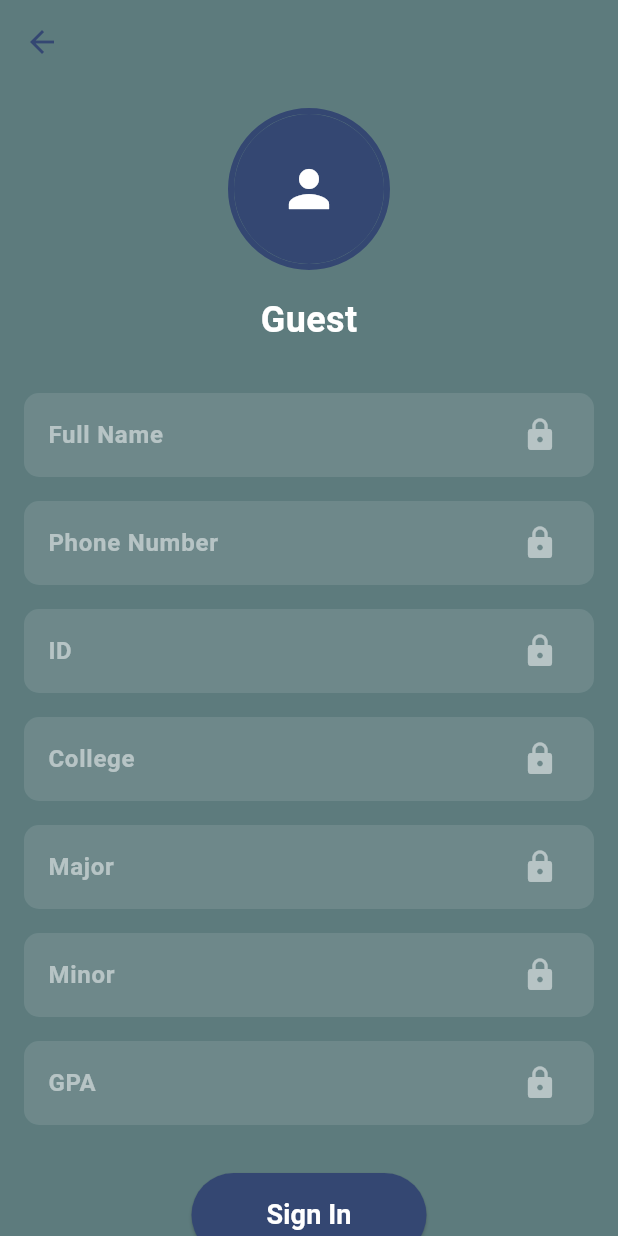
After one commit to MostafaM117/Iaems_app, a Flutter app: the screen it shows after launch, on a phone screen of 412 x 824 dp. The commit adds this screen. Run offline on Flutter 3.47's test engine with Material 3 defaults, Android fonts, the phone set to English and light mode, and no system bars; our stand-ins replace image_picker.

Commit message:
Guest page

```diff
--- /dev/null
+++ b/lib/guest_page.dart
@@ -0,0 +1,136 @@
+import 'package:flutter/material.dart';
+import 'package:iaems_app/login_page.dart';
+
+class GuestPage extends StatelessWidget {
+  const GuestPage({Key? key}) : super(key: key);
+
+  @override
+  Widget build(BuildContext context) {
+    return Scaffold(
+      backgroundColor: Color(0xFF5D7B7D),
+      appBar: AppBar(
+        leading: IconButton(
+          icon: Icon(Icons.arrow_back, color: Color(0xFF344772)),
+          onPressed: () {
+            Navigator.of(context).pop();
+          },
+        ),
+        backgroundColor: Color(0xFF5D7B7D),
+        elevation: 0,
+        centerTitle: true,
+      ),
+      body: SingleChildScrollView(
+        child: Padding(
+          padding: const EdgeInsets.all(16.0),
+          child: Column(
+            crossAxisAlignment: CrossAxisAlignment.center,
+            children: [
+              Container(
+                decoration: BoxDecoration(
+                  shape: BoxShape.circle,
+                  border: Border.all(
+                    color: Color(0xFF344772),
+                    width: 4,
+                  ),
+                ),
+                child: CircleAvatar(
+                  radius: 50,
+                  backgroundColor: Color(0xFF344772),
+                  child: Icon(
+                    Icons.person,
+                    size: 40,
+                    color: Colors.white,
+                  ),
+                ),
+              ),
+              SizedBox(height: 16),
+              Text(
+                'Guest',
+                style: TextStyle(
+                  fontSize: 24,
+                  fontWeight: FontWeight.bold,
+                  color: Colors.white,
+                ),
+              ),
+              SizedBox(height: 24),
+              _lockedListTile(context, 'Full Name'),
+              _lockedListTile(context, 'Phone Number'),
+              _lockedListTile(context, 'ID'),
+              _lockedListTile(context, 'College'),
+              _lockedListTile(context, 'Major'),
+              _lockedListTile(context, 'Minor'),
+              _lockedListTile(context, 'GPA'),
+              SizedBox(height: 24),
+              ElevatedButton(
+                onPressed: () {
+                  Navigator.push(
+                    context,
+                    MaterialPageRoute(builder: (context) => LoginPage()),
+                  );
+                },
+                style: ElevatedButton.styleFrom(
+                  backgroundColor: Color(0xFF344772),
+                  padding: EdgeInsets.symmetric(horizontal: 50, vertical: 15),
+                  shape: RoundedRectangleBorder(
+                    borderRadius: BorderRadius.circular(30),
+                  ),
+                ),
+                child: Text(
+                  'Sign In',
+                  style: TextStyle(
+                    color: Colors.white,
+                    fontSize: 18,
+                    fontWeight: FontWeight.bold,
+                  ),
+                ),
+              ),
+            ],
+          ),
+        ),
+      ),
+    );
+  }
+
+  Widget _lockedListTile(BuildContext context, String title) {
+    return Container(
+      margin: EdgeInsets.symmetric(vertical: 8),
+      decoration: BoxDecoration(
+        color: Colors.white.withOpacity(0.1),
+        borderRadius: BorderRadius.circular(10),
+      ),
+      child: Stack(
+        children: [
+          ListTile(
+            title: Text(
+              title,
+              style: TextStyle(
+                color: Colors.white.withOpacity(0.5),
+                fontWeight: FontWeight.w600,
+              ),
+            ),
+            trailing: Icon(
+              Icons.lock,
+              color: Colors.white.withOpacity(0.5),
+            ),
+          ),
+          Positioned.fill(
+            child: Material(
+              color: Colors.transparent,
+              child: InkWell(
+                onTap: () {
+                  ScaffoldMessenger.of(context).showSnackBar(
+                    SnackBar(
+                      content: Text('Sign in to access this feature'),
+                      duration: Duration(seconds: 2),
+                    ),
+                  );
+                },
+                child: Container(),
+              ),
+            ),
+          ),
+        ],
+      ),
+    );
+  }
+}
--- a/lib/main.dart
+++ b/lib/main.dart
@@ -1,6 +1,7 @@
 import 'package:flutter/material.dart';
 import 'package:iaems_app/login_page.dart';
 import 'package:iaems_app/profile_page.dart';
+import 'package:iaems_app/guest_page.dart';
 
 void main() {
   runApp(const MyApp());
@@ -18,7 +19,7 @@ class MyApp extends StatelessWidget {
         colorScheme: ColorScheme.fromSeed(seedColor: Colors.deepPurple),
         useMaterial3: true,
       ),
-      home: const ProfilePage(),
+      home: const GuestPage(),
     );
   }
 }
```
